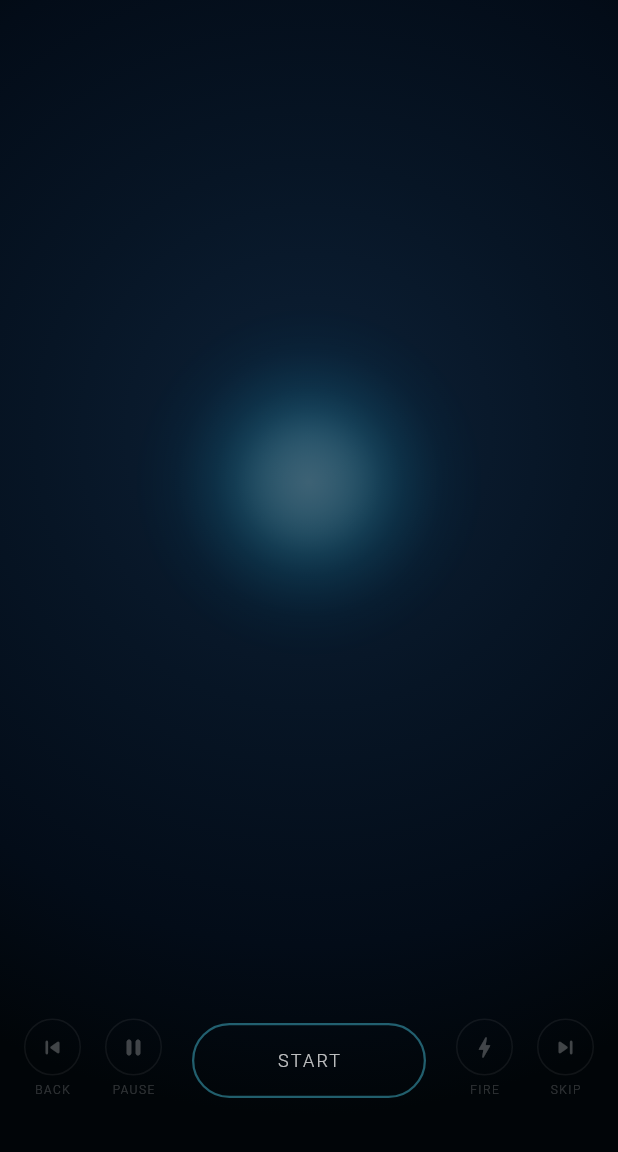
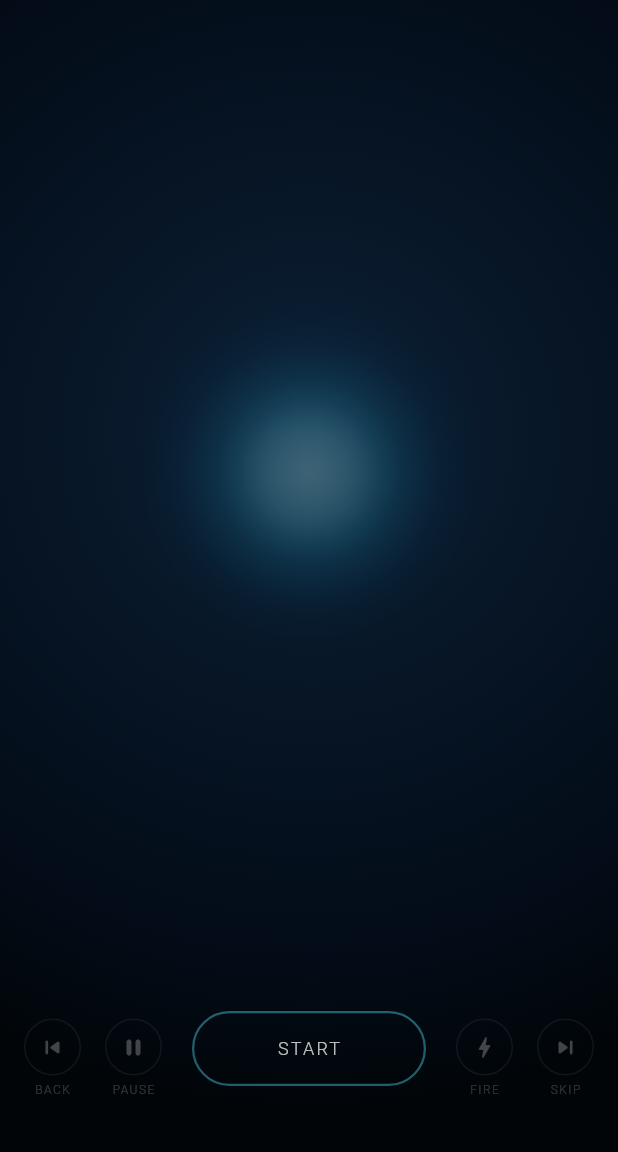
Before and after one commit to brucetherolfer/at-app-design, a Flutter app: the screen it shows after launch, on a phone screen of 412 x 824 dp, the part 84-1236 px from its top. Run offline on Flutter 3.47's test engine with Material 3 defaults, Android fonts, the phone set to English and light mode, and no system bars; our stand-ins replace flutter_local_notifications, flutter_riverpod, flutter_tts, go_router, isar, just_audio; missing offline and left inert: audio_session, flutter_background_service; accounts and stored records are empty; generated files the repository leaves out were written again; statements that could not run were skipped.

Commit message:
Fix stop/pause race conditions, start button responsiveness, pause highlight
- stop() now actually stops: _isRunning checked after every await in start(),
  _scheduleCountdown(), fireNow(), skipBack() — unawaited start() can no longer
  keep running after stop() is called
- pause() now actually pauses: _scheduleCountdown() timer callback checks
  !_isRunning || _isPaused at each tick and after every await — prompt can no
  longer fire after a pause that happens mid-async-callback
- START button: switched from onTap to onTapDown — fires the moment finger
  touches, no waiting for lift; added vertical padding for larger hit target
- Pause button: glows teal with teal border and background when active (paused)
- Duration picker dialog: MediaQuery.noScaling + SingleChildScrollView +
  insetPadding so it fits all screen sizes and accessibility font settings
- build-list: noted prompt text → skip/pause row as future layout option

Co-Authored-By: Claude Sonnet 4.6 <noreply@anthropic.com>

```diff
--- a/at_app/lib/features/main/widgets/main_controls.dart
+++ b/at_app/lib/features/main/widgets/main_controls.dart
@@ -49,6 +49,7 @@ class MainControls extends StatelessWidget {
           icon: isPaused ? Icons.play_arrow_rounded : Icons.pause_rounded,
           label: isPaused ? 'RESUME' : 'PAUSE',
           onTap: isRunning ? onPauseResume : null,
+          active: isPaused, // highlight the button while paused
         ),
         const SizedBox(width: 20),
         // Start / Stop pill
@@ -83,11 +84,16 @@ class _StartStopPill extends StatelessWidget {
 
   @override
   Widget build(BuildContext context) {
+    // onTapDown fires the moment the finger touches — no waiting for lift.
+    // This makes the button feel instant rather than requiring a deliberate press.
     return GestureDetector(
-      onTap: onTap,
+      onTapDown: (_) => onTap(),
       behavior: HitTestBehavior.opaque,
-      child: AnimatedContainer(
-        duration: const Duration(milliseconds: 300),
+      child: Container(
+        // Extra vertical padding increases the tap target without changing
+        // the visual pill size.
+        padding: const EdgeInsets.symmetric(vertical: 8),
+        child: Container(
           width: 156,
           height: 50,
           decoration: BoxDecoration(
@@ -109,6 +115,7 @@ class _StartStopPill extends StatelessWidget {
             ),
           ),
         ),
+      ),
     );
   }
 }
@@ -117,21 +124,32 @@ class _IconButton extends StatelessWidget {
   final IconData icon;
   final String label;
   final VoidCallback? onTap;
+  /// When true (e.g. while paused), the button glows teal to show active state.
+  final bool active;
 
   const _IconButton({
     required this.icon,
     required this.label,
     this.onTap,
+    this.active = false,
   });
 
   @override
   Widget build(BuildContext context) {
     final enabled = onTap != null;
+    final iconColor = active ? AppColors.tealPrimary : Colors.white;
+    final borderColor = active
+        ? AppColors.tealPrimary.withOpacity(0.65)
+        : Colors.white.withOpacity(0.25);
+    final bgColor = active
+        ? AppColors.tealPrimary.withOpacity(0.12)
+        : Colors.transparent;
+
     return GestureDetector(
       onTap: onTap,
       behavior: HitTestBehavior.opaque,
       child: Opacity(
-        opacity: enabled ? 0.7 : 0.25,
+        opacity: enabled ? (active ? 1.0 : 0.7) : 0.25,
         child: Column(
           mainAxisSize: MainAxisSize.min,
           children: [
@@ -140,21 +158,18 @@ class _IconButton extends StatelessWidget {
               height: 38,
               decoration: BoxDecoration(
                 shape: BoxShape.circle,
-                border: Border.all(
-                  color: Colors.white.withOpacity(0.25),
+                color: bgColor,
+                border: Border.all(color: borderColor),
               ),
-              ),
-              child: Icon(
-                icon,
-                color: Colors.white,
-                size: 18,
-              ),
+              child: Icon(icon, color: iconColor, size: 18),
             ),
             const SizedBox(height: 4),
             Text(
               label,
               style: AppTextStyles.fireButtonLabel.copyWith(
-                color: Colors.white.withOpacity(0.75),
+                color: active
+                    ? AppColors.tealPrimary.withOpacity(0.85)
+                    : Colors.white.withOpacity(0.75),
               ),
             ),
           ],
```
Also changed, not shown: at_app/lib/features/settings/settings_sheet.dart (+29 -10 lines), at_app/lib/services/prompt_timer_service.dart (+21 -3 lines), 1 other file. Lines whose indentation alone changed are shown as unchanged.
